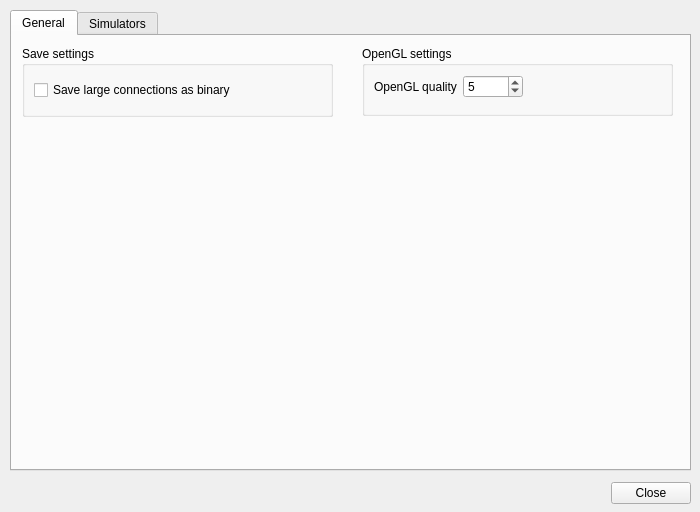
This is editsimulators.ui in SpineML/SpineCreator as Qt 5 draws it before an edit. The edited form follows.
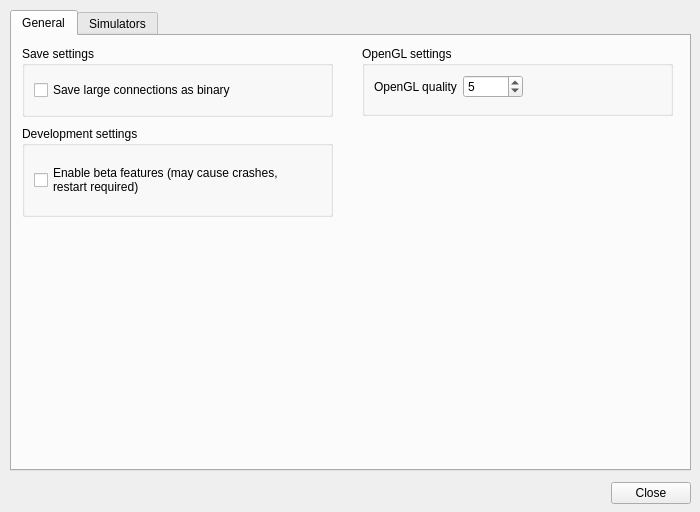
This is the edited form. Icons and pictures are not drawn.

Commit message: Mostly added support for Python Scripts as a means of generating connectivity. TODO: Link output of script to Weights to allow scripts to generate weight patterns as well as connectivity lists. Find the cause of the crashes that are occuring - may be to do with the threading used to generate the lists - maybe try unthreaded first of all

What changed in the file:
```diff
--- a/editsimulators.ui
+++ b/editsimulators.ui
@@ -117,6 +117,29 @@
       </item>
      </layout>
     </widget>
+    <widget class="QGroupBox" name="groupBox_3">
+     <property name="geometry">
+      <rect>
+       <x>10</x>
+       <y>90</y>
+       <width>311</width>
+       <height>91</height>
+      </rect>
+     </property>
+     <property name="title">
+      <string>Development settings</string>
+     </property>
+     <layout class="QVBoxLayout" name="verticalLayout_3">
+      <item>
+       <widget class="QCheckBox" name="dev_mode_check">
+        <property name="text">
+         <string>Enable beta features (may cause crashes, 
+restart required)</string>
+        </property>
+       </widget>
+      </item>
+     </layout>
+    </widget>
    </widget>
    <widget class="QWidget" name="sims">
     <attribute name="title">
```
Left out of the diff: 2 changed lines with no effect on the pictures. The commit also changes 18 other files.
